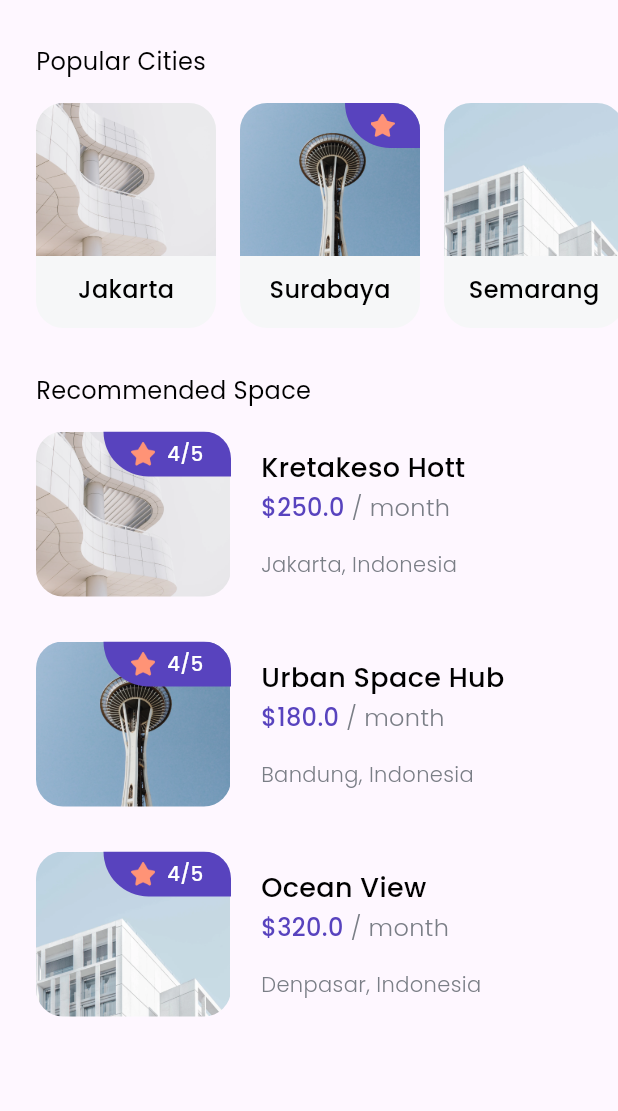
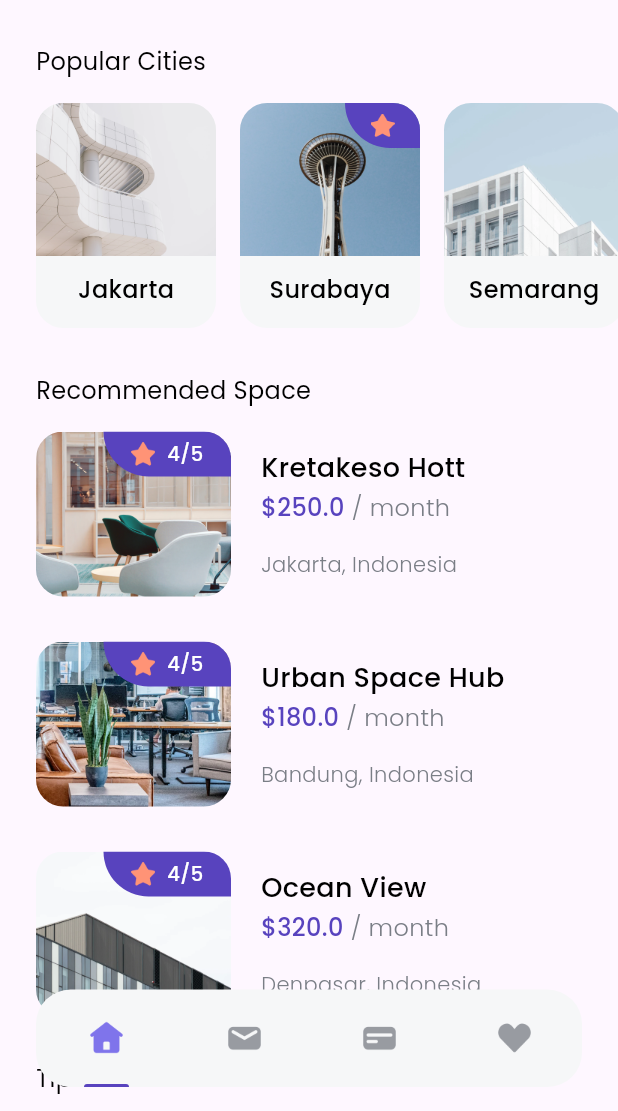
Before and after one commit to sandilokaa/cozy_flutter, a Flutter app: the screen it shows after launch, after a tap on "Explore Now", on a phone screen of 412 x 824 dp, the part 125-1236 px from its top. Run offline on Flutter 3.47's test engine with Material 3 defaults, Android fonts, the phone set to English and light mode, and no system bars; our stand-ins replace google_fonts.

Commit message:
chore: add bottom navbar and update home page

```diff
--- a/lib/models/space.dart
+++ b/lib/models/space.dart
@@ -22,7 +22,7 @@ final spaceLists = [
   Space(
     id: 1,
     name: 'Kretakeso Hott',
-    imageUrl: 'assets/city_one.png',
+    imageUrl: 'assets/space_one.png',
     price: 250,
     city: 'Jakarta',
     country: 'Indonesia',
@@ -31,7 +31,7 @@ final spaceLists = [
   Space(
     id: 2,
     name: 'Urban Space Hub',
-    imageUrl: 'assets/city_two.png',
+    imageUrl: 'assets/space_two.png',
     price: 180,
     city: 'Bandung',
     country: 'Indonesia',
@@ -40,7 +40,7 @@ final spaceLists = [
   Space(
     id: 3,
     name: 'Ocean View',
-    imageUrl: 'assets/city_three.png',
+    imageUrl: 'assets/space_three.png',
     price: 320,
     city: 'Denpasar',
     country: 'Indonesia',
--- /dev/null
+++ b/lib/models/tips.dart
@@ -0,0 +1,28 @@
+class Tips {
+  final int id;
+  final String name;
+  final String imageUrl;
+  final String updatedAT;
+
+  const Tips({
+    required this.id,
+    required this.name,
+    required this.imageUrl,
+    required this.updatedAT,
+  });
+}
+
+final tipsLists = [
+  Tips(
+    id: 1,
+    name: 'City Guidlines',
+    imageUrl: 'assets/cg_icon.png',
+    updatedAT: '20 Apr',
+  ),
+  Tips(
+    id: 2,
+    name: 'Jakarta Fairship',
+    imageUrl: 'assets/jf_icon.png',
+    updatedAT: '11 Dec',
+  ),
+];
--- a/lib/pages/home_page.dart
+++ b/lib/pages/home_page.dart
@@ -1,7 +1,10 @@
 import 'package:cozy_flutter/models/city.dart';
 import 'package:cozy_flutter/models/space.dart';
+import 'package:cozy_flutter/models/tips.dart';
+import 'package:cozy_flutter/widgets/bottom_navbar_item.dart';
 import 'package:cozy_flutter/widgets/city_card.dart';
 import 'package:cozy_flutter/widgets/space_card.dart';
+import 'package:cozy_flutter/widgets/tips_card.dart';
 import 'package:flutter/material.dart';
 import 'package:cozy_flutter/theme.dart';
 
@@ -13,10 +16,10 @@ class HomePage extends StatelessWidget {
     return Scaffold(
       body: SafeArea(
         bottom: false,
-        child: Padding(
-          padding: EdgeInsets.symmetric(vertical: edge),
         child: ListView(
+          padding: EdgeInsets.only(bottom: 110 + edge),
           children: [
+            SizedBox(height: edge),
             Padding(
               padding: EdgeInsets.only(left: edge),
               child: Text(
@@ -65,24 +68,82 @@ class HomePage extends StatelessWidget {
               ),
             ),
             SizedBox(height: 16),
-              Column(
-                children: [
-                  const SizedBox(width: 24),
-                  ...spaceLists.map((space) {
+            Padding(
+              padding: EdgeInsets.symmetric(horizontal: edge),
+              child: Column(
+                children: List.generate(spaceLists.length, (index) {
+                  final space = spaceLists[index];
+                  final isLast = index == spaceLists.length - 1;
+
                   return Padding(
-                      padding: const EdgeInsets.symmetric(horizontal: 24),
-                      child: Padding(
-                        padding: const EdgeInsets.only(bottom: 30),
+                    padding: EdgeInsets.only(bottom: isLast ? 0 : 30),
                     child: SpaceCard(key: ValueKey(space.id), space: space),
-                      ),
                   );
                 }),
-                ],
+              ),
+            ),
+            SizedBox(height: 30),
+            Padding(
+              padding: EdgeInsets.only(left: edge),
+              child: Text(
+                'Tips & Guidance',
+                style: regularTextStyle.copyWith(fontSize: 16),
+              ),
+            ),
+            SizedBox(height: 16),
+            Padding(
+              padding: EdgeInsets.symmetric(horizontal: edge),
+              child: Column(
+                crossAxisAlignment: CrossAxisAlignment.start,
+                children: [
+                  Column(
+                    children: List.generate(tipsLists.length, (index) {
+                      final tips = tipsLists[index];
+                      final isLast = index == tipsLists.length - 1;
+
+                      return Padding(
+                        padding: EdgeInsets.only(bottom: isLast ? 0 : 20),
+                        child: TipsCard(key: ValueKey(tips.id), tips: tips),
+                      );
+                    }),
                   ),
                 ],
               ),
             ),
+          ],
         ),
+      ),
+      floatingActionButton: Container(
+        height: 65,
+        width: MediaQuery.of(context).size.width - (2 * edge),
+        margin: EdgeInsets.symmetric(horizontal: edge),
+        decoration: BoxDecoration(
+          color: Color(0xFFF6F7F8),
+          borderRadius: BorderRadius.circular(23),
+        ),
+        child: Row(
+          mainAxisAlignment: MainAxisAlignment.spaceAround,
+          children: [
+            BottomNavbarItem(
+              imageUrl: 'assets/icon_home_solid.png',
+              isActive: true,
+            ),
+            BottomNavbarItem(
+              imageUrl: 'assets/icon_mail_solid.png',
+              isActive: false,
+            ),
+            BottomNavbarItem(
+              imageUrl: 'assets/icon_card_solid.png',
+              isActive: false,
+            ),
+            BottomNavbarItem(
+              imageUrl: 'assets/icon_love_solid.png',
+              isActive: false,
+            ),
+          ],
+        ),
+      ),
+      floatingActionButtonLocation: FloatingActionButtonLocation.centerFloat,
     );
   }
 }
--- /dev/null
+++ b/lib/widgets/bottom_navbar_item.dart
@@ -0,0 +1,36 @@
+import 'package:cozy_flutter/theme.dart';
+import 'package:flutter/material.dart';
+
+class BottomNavbarItem extends StatelessWidget {
+  final String imageUrl;
+  final bool isActive;
+
+  const BottomNavbarItem({
+    super.key,
+    required this.imageUrl,
+    required this.isActive,
+  });
+
+  @override
+  Widget build(BuildContext context) {
+    return Column(
+      children: [
+        Spacer(),
+        Image.asset(imageUrl, width: 26),
+        Spacer(),
+        isActive
+            ? Container(
+                width: 30,
+                height: 2,
+                decoration: BoxDecoration(
+                  color: purpleColor,
+                  borderRadius: BorderRadius.vertical(
+                    top: Radius.circular(1000),
+                  ),
+                ),
+              )
+            : Container(),
+      ],
+    );
+  }
+}
--- /dev/null
+++ b/lib/widgets/tips_card.dart
@@ -0,0 +1,32 @@
+import 'package:cozy_flutter/models/tips.dart';
+import 'package:cozy_flutter/theme.dart';
+import 'package:flutter/material.dart';
+
+class TipsCard extends StatelessWidget {
+  final Tips tips;
+
+  const TipsCard({super.key, required this.tips});
+
+  @override
+  Widget build(BuildContext context) {
+    return Row(
+      children: [
+        Image.asset(tips.imageUrl, width: 80),
+        SizedBox(width: 16),
+        Column(
+          crossAxisAlignment: CrossAxisAlignment.start,
+          children: [
+            Text(tips.name, style: blackTextStyle.copyWith(fontSize: 18)),
+            SizedBox(height: 4),
+            Text('Updated ${tips.updatedAT}', style: greyextStyle),
+          ],
+        ),
+        Spacer(),
+        IconButton(
+          onPressed: () {},
+          icon: Icon(Icons.chevron_right, color: greyColor),
+        ),
+      ],
+    );
+  }
+}
```
Also changed, not shown: pubspec.yaml (+1 -9 lines), assets/icon_bed.png (added), assets/icon_card_solid.png (added), assets/icon_cupboard.png (added), assets/icon_home_solid.png (added), assets/icon_kitchen.png (added), assets/icon_love_solid.png (added), assets/icon_mail_solid.png (added). Lines whose indentation alone changed are shown as unchanged.
